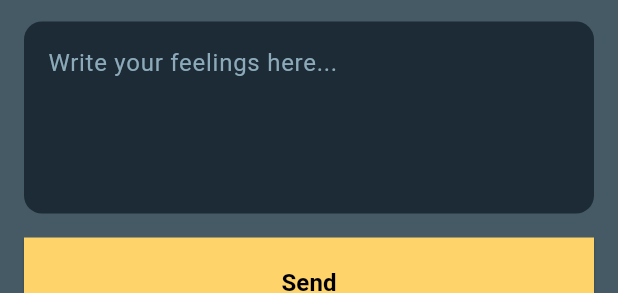
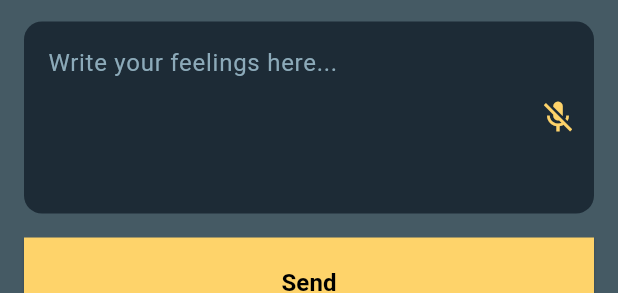
Before and after one commit to ipek-ozsasilar/Flutter_AI_Mindmate_Project, a Flutter app: the _ChatInputBottomSheetWidget widget shown alone on an empty page, opened directly with empty values, on a phone screen of 412 x 824 dp. Shown: the part 190-483 px from the top of the screen. Run offline on Flutter 3.47's test engine with Material 3 defaults, Android fonts, the phone set to English and light mode, and no system bars; our stand-ins replace cloud_firestore, connectivity_plus, equatable, firebase_auth, firebase_core, firebase_storage and 11 more; missing offline and left inert: firebase_ui_auth, firebase_ui_oauth_google, kartal; accounts and stored records are empty; generated files the repository leaves out were written again.

Commit message:
Add speech-to-text functionality and permissions for audio input. Enhanced the message input experience by integrating speech-to-text capabilities. Updated AndroidManifest.xml and Info.plist to include necessary permissions for audio recording and speech recognition. Refactored chat input widget to support voice input, allowing users to send messages via speech.

```diff
--- a/lib/features/message/sub_view/chat_input_bottom_sheet_widget.dart
+++ b/lib/features/message/sub_view/chat_input_bottom_sheet_widget.dart
@@ -3,15 +3,17 @@ part of '../message_view.dart';
 class _ChatInputBottomSheetWidget extends StatefulWidget {
   final Function(String userMessage, String mood) onSendMessage;
   final bool isLoading;
-  const _ChatInputBottomSheetWidget({required this.onSendMessage, required this.isLoading});
+  const _ChatInputBottomSheetWidget({
+    required this.onSendMessage,
+    required this.isLoading,
+  });
 
   @override
   State<_ChatInputBottomSheetWidget> createState() =>
       _ChatInputModalWidgetState();
 }
 
-class _ChatInputModalWidgetState extends State<_ChatInputBottomSheetWidget> {
-  final TextEditingController _messageController = TextEditingController();
+class _ChatInputModalWidgetState extends State<_ChatInputBottomSheetWidget> with SpeechToTextMixin {
   String _selectedMood = '😊';
   final List<Map<String, String>> _moods = [
     {'emoji': '😊', 'label': 'Happy'},
@@ -20,10 +22,24 @@ class _ChatInputModalWidgetState extends State<_ChatInputBottomSheetWidget> {
     {'emoji': '😰', 'label': 'Anxious'},
   ];
 
+  @override
+  void initState() {
+    super.initState();
+    initSpeech();
+  }
+
+  @override
+  void dispose() {
+    // Dinleme açık kalmasın diye widget kapanırken güvenli şekilde durdurulur
+    speechToText.stop();
+    messageController.dispose();
+    super.dispose();
+  }
+
 
   void _handleSend() {
-    if (_messageController.text.trim().isEmpty) return;
-    widget.onSendMessage(_messageController.text.trim(), _selectedMood);
+    if (messageController.text.trim().isEmpty) return;
+    widget.onSendMessage(messageController.text.trim(), _selectedMood);
     Navigator.pop(context);
   }
 
@@ -88,7 +104,7 @@ class _ChatInputModalWidgetState extends State<_ChatInputBottomSheetWidget> {
           const SizedBox(height: 16),
           // Message input
           TextField(
-            controller: _messageController,
+            controller: messageController,
             maxLines: 4,
             style: const TextStyle(color: ColorName.whiteColor),
             decoration: InputDecoration(
@@ -96,6 +112,40 @@ class _ChatInputModalWidgetState extends State<_ChatInputBottomSheetWidget> {
               hintStyle: const TextStyle(color: ColorName.loginGreyTextColor),
               filled: true,
               fillColor: ColorName.scaffoldBackgroundColor,
+              suffixIcon: Row(
+                mainAxisSize: MainAxisSize.min,
+                children: [
+                  // Onay (OK) butonu: sadece dinlerken görünür
+                  if (speechToText.isListening)
+                    IconButton(
+                      tooltip: 'Onayla',
+                      onPressed: () async {
+                        applyPendingSpeechText();
+                        await stopListening();
+                      },
+                      icon: const Icon(
+                        Icons.check,
+                        color: ColorName.yellowColor,
+                      ),
+                    ),
+                  // Mikrofon toggle
+                  IconButton(
+                    onPressed: speechEnabled
+                        ? () {
+                            if (speechToText.isListening) {
+                              stopListening();
+                            } else {
+                              startListening();
+                            }
+                          }
+                        : null,
+                    icon: GlobalIcon(
+                      speechToText.isListening ? IconConstants.iconConstants.micIcon : IconConstants.iconConstants.micOffIcon,
+                      iconColor: ColorName.yellowColor,
+                    ),
+                  ),
+                ],
+              ),
               border: OutlineInputBorder(
                 borderRadius: BorderRadius.circular(12),
                 borderSide: BorderSide.none,
@@ -107,8 +157,16 @@ class _ChatInputModalWidgetState extends State<_ChatInputBottomSheetWidget> {
           SizedBox(
             width: double.infinity,
             height: WidgetSizesEnum.elevatedButtonHeight.value,
-            child: ElevatedButton(onPressed: _handleSend,
-            child: widget.isLoading ? CircularProgressIndicator() : GeneralTextWidget(color: ColorName.blackColor, size: TextSizesEnum.generalSize.value, text: StringsEnum.send.value))
+            child: ElevatedButton(
+              onPressed: _handleSend,
+              child: widget.isLoading
+                  ? const CircularProgressIndicator()
+                  : GeneralTextWidget(
+                      color: ColorName.blackColor,
+                      size: TextSizesEnum.generalSize.value,
+                      text: StringsEnum.send.value,
+                    ),
+            ),
           ),
           const SizedBox(height: 16),
         ],
--- a/lib/products/constants/icons.dart
+++ b/lib/products/constants/icons.dart
@@ -9,6 +9,8 @@ class IconConstants {
   IconData get visibilityIcon => Icons.visibility;
   IconData get visibilityOffIcon => Icons.visibility_off;
   IconData get googleIcon => Icons.g_mobiledata;
+  IconData get micIcon => Icons.mic;
+  IconData get micOffIcon => Icons.mic_off;
   IconData get personIcon => Icons.person;
   IconData get arrowBackIcon => Icons.arrow_back;
   IconData get addIcon => Icons.add;
--- /dev/null
+++ b/lib/products/enums/durations_enum.dart
@@ -0,0 +1,9 @@
+// Uygulama genelinde kullanılan süreler (Duration) için enhanced enum
+
+enum DurationsEnum {
+  speechListenMax(Duration(minutes: 5)),
+  speechPause(Duration(seconds: 15));
+
+  const DurationsEnum(this.value);
+  final Duration value;
+}
--- a/lib/products/enums/error_strings.dart
+++ b/lib/products/enums/error_strings.dart
@@ -10,6 +10,7 @@ enum ErrorStringsEnum {
   loginSuccess('login successful'),
   invalidEmailError('invalid email'),
   userDisabledError('user disabled'),
+  speechToTextInitializationError('speech-to-text initialization error'),
   userNotLoggedIn('user not logged in'),
   userNotFoundError('user not found'),
   wrongPasswordError('wrong password'),
```
Also changed, not shown: lib/features/message/message_view.dart (+6 -1 lines), lib/features/message/sub_view/speech_to_text.dart (added, +158 -0 lines), 2 other files.
